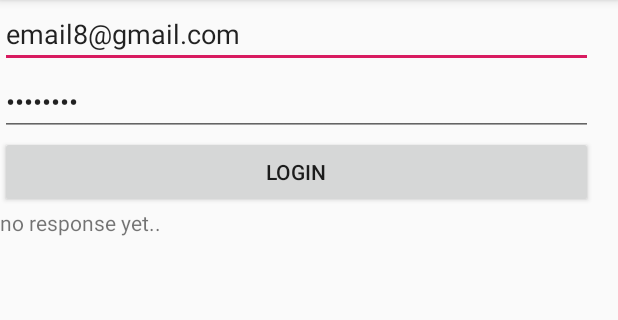
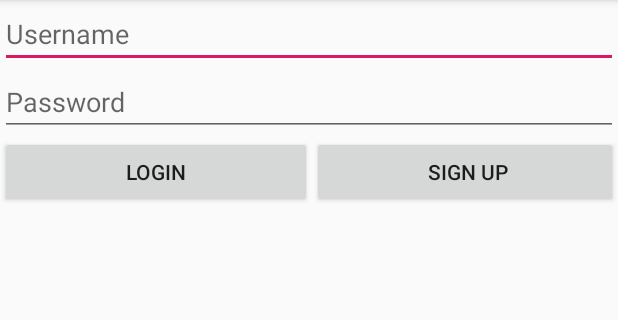
Before and after one commit to parkinsight/parkinsight, an Android app: the screen it shows after launch (LoginActivity), after a tap on "LOGIN", on a phone screen of 412 x 824 dp, the part 84-404 px from its top. Run offline under Robolectric (Android 15) with nearby library versions, the light colour scheme and no system bars; our stand-ins replace Volley.

Commit message:
added register option, cleaned up extra activity components

```diff
--- a/mobile/app/src/main/java/com/example/parkinsight/DashboardViewModel.java
+++ b/mobile/app/src/main/java/com/example/parkinsight/DashboardViewModel.java
@@ -32,7 +32,7 @@ public class DashboardViewModel extends AndroidViewModel {
 
     private void loadScores() {
         // TODO: replace someuser..
-        String url = "http://192.168.0.21:5000/user/someuser/scores1";
+        String url = "https://parkinsight.azurewebsites.net/user/someuser/scores1";
         RequestQueue queue = RequestHandler.getInstance(getApplication()).getRequestQueue();
 
         JsonObjectRequest jsonObjectRequest = new JsonObjectRequest
--- a/mobile/app/src/main/java/com/example/parkinsight/LoginActivity.java
+++ b/mobile/app/src/main/java/com/example/parkinsight/LoginActivity.java
@@ -32,6 +32,8 @@ public class LoginActivity extends AppCompatActivity {
     private EditText usernameField;
     private EditText passwordField;
     private Button loginButton;
+    private Button registerButton;
+
     private static final String PREFERENCES = "prefrences";
     private static final String auth = "auth_token";
 
@@ -45,15 +47,23 @@ public class LoginActivity extends AppCompatActivity {
         usernameField = findViewById(R.id.username);
         passwordField = findViewById(R.id.password);
         loginButton = findViewById(R.id.login);
+        registerButton = findViewById(R.id.register);
 
-        responseView = findViewById(R.id.response);
+        SharedPreferences pref = getSharedPreferences(PREFERENCES, Context.MODE_PRIVATE);
+        String authToken = pref.getString(auth, null);
 
-        loginButton.setOnClickListener(v -> startSignIn());
+//        if(authToken != null) {
+//            Intent intent = new Intent(LoginActivity.this, MainActivity.class);
+//            startActivity(intent);
+//        }
+
+        loginButton.setOnClickListener(v -> startSignIn("login"));
+        registerButton.setOnClickListener(v -> startSignIn("register"));
     }
 
-    private void startSignIn() {
-        usernameField.setText("email8@gmail.com"); //TODO: delete this
-        passwordField.setText("password"); // TODO: delete this too
+    private void startSignIn(String endpoint) {
+//        usernameField.setText("email8@gmail.com"); //TODO: delete this
+//        passwordField.setText("password"); // TODO: delete this too
         String username = usernameField.getText().toString();
         String password = passwordField.getText().toString();
 
@@ -62,7 +72,7 @@ public class LoginActivity extends AppCompatActivity {
 
         } else {
             // lol refactor this pls
-            String url = "http://192.168.0.21:5000/login";
+            String url = "https://parkinsight.azurewebsites.net/"+endpoint;
             RequestQueue queue = RequestHandler.getInstance(this).getRequestQueue();
             Map<String, String> params = new HashMap<String, String>();
             params.put("email", username);
@@ -75,13 +85,10 @@ public class LoginActivity extends AppCompatActivity {
 
                         @Override
                         public void onResponse(JSONObject response) {
-                            Toast.makeText(LoginActivity.this, response.toString(), Toast.LENGTH_LONG).show();
                             SharedPreferences pref = getSharedPreferences(PREFERENCES, Context.MODE_PRIVATE);
                             try {
                                 String auth_token = response.getString(auth);
                                 pref.edit().putString(auth, auth_token).commit();
-//                                String hopefullyAuth = pref.getString(auth, null);
-//                                responseView.setText("hopefully auth: " + hopefullyAuth);
                                 Intent intent = new Intent(LoginActivity.this, MainActivity.class);
                                 startActivity(intent);
                             } catch (JSONException e) {
--- a/mobile/app/src/main/java/com/example/parkinsight/VoiceActivity.java
+++ b/mobile/app/src/main/java/com/example/parkinsight/VoiceActivity.java
@@ -110,7 +110,7 @@ public class VoiceActivity extends AppCompatActivity {
 //      (•-•)
 //      / ~🍪@
 //      Take this biscuit and everything is gonna be okay..
-        String url = "http://192.168.0.21:5000/user/voicerecording";
+        String url = "https://parkinsight.azurewebsites.net/user/voicerecording";
         SimpleMultiPartRequest smr = new
                 SimpleMultiPartRequest(Request.Method.POST, url,
                 new Response.Listener<String>() {
--- a/mobile/app/src/main/res/layout/activity_login.xml
+++ b/mobile/app/src/main/res/layout/activity_login.xml
@@ -1,17 +1,11 @@
 <?xml version="1.0" encoding="utf-8"?>
-<androidx.constraintlayout.widget.ConstraintLayout xmlns:android="http://schemas.android.com/apk/res/android"
+<LinearLayout xmlns:android="http://schemas.android.com/apk/res/android"
     xmlns:app="http://schemas.android.com/apk/res-auto"
     xmlns:tools="http://schemas.android.com/tools"
     android:layout_width="match_parent"
     android:layout_height="match_parent"
+    android:orientation="vertical"
     tools:context=".LoginActivity">
-
-    <LinearLayout
-        android:layout_width="395dp"
-        android:layout_height="715dp"
-        android:orientation="vertical"
-        tools:layout_editor_absoluteX="8dp"
-        tools:layout_editor_absoluteY="16dp">
 
     <EditText
         android:id="@+id/username"
@@ -29,17 +23,29 @@
         android:hint="Password"
         android:inputType="textPassword" />
 
+    <LinearLayout
+        android:layout_width="match_parent"
+        android:layout_height="match_parent"
+        android:orientation="horizontal">
+
         <Button
             android:id="@+id/login"
-            android:layout_width="match_parent"
+            android:layout_width="208dp"
             android:layout_height="wrap_content"
             android:text="Login" />
+
+        <Button
+            android:id="@+id/register"
+            android:layout_width="wrap_content"
+            android:layout_height="wrap_content"
+            android:layout_weight="1"
+            android:text=" sign up" />
+    </LinearLayout>
 
     <TextView
         android:id="@+id/response"
         android:layout_width="317dp"
         android:layout_height="186dp"
         android:text="no response yet.." />
+
 </LinearLayout>
-
-</androidx.constraintlayout.widget.ConstraintLayout>
```
Also changed, not shown: mobile/app/src/main/java/com/example/parkinsight/MainActivity.java (+0 -21 lines), mobile/app/src/main/res/layout/activity_main.xml (+1 -28 lines), 1 other file. Lines whose indentation alone changed are shown as unchanged.
